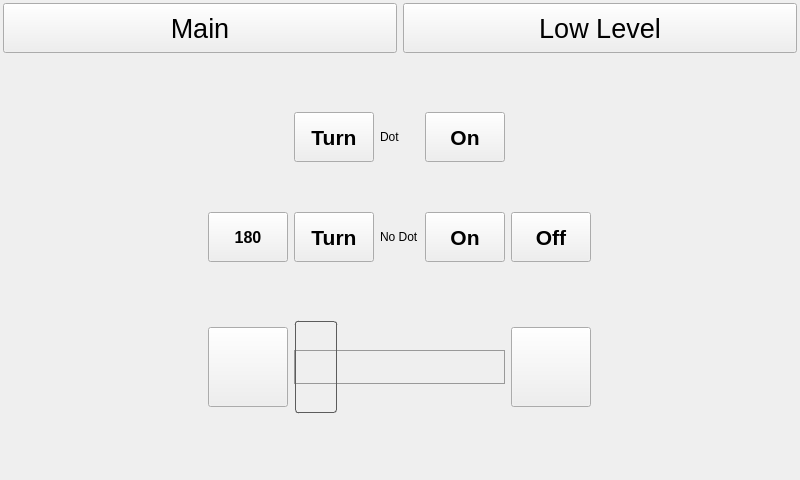
This is src/mainwindow.ui in cilo72/raspi_turntable as Qt 5 draws it before an edit. The edited form follows.
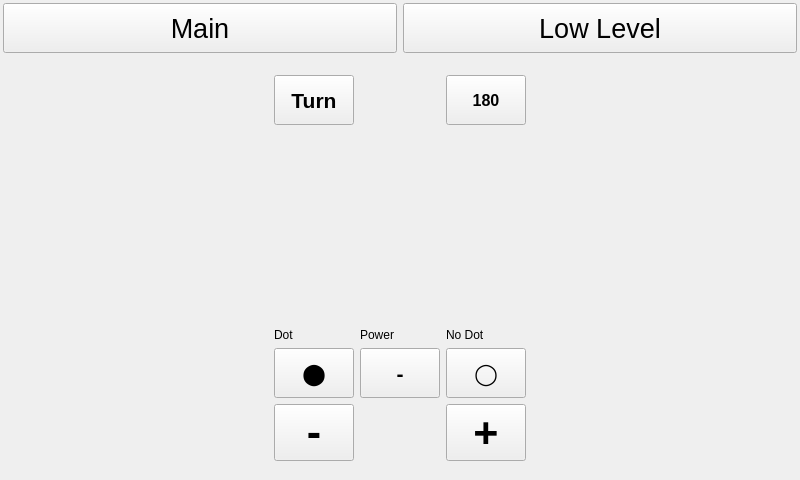
This is the edited form. Icons and pictures are not drawn.

```diff
--- a/src/mainwindow.ui
+++ b/src/mainwindow.ui
@@ -97,7 +97,69 @@
         </item>
         <item>
          <layout class="QGridLayout" name="gridLayout_2">
-          <item row="1" column="3">
+          <property name="leftMargin">
+           <number>7</number>
+          </property>
+          <property name="topMargin">
+           <number>7</number>
+          </property>
+          <property name="rightMargin">
+           <number>7</number>
+          </property>
+          <property name="bottomMargin">
+           <number>7</number>
+          </property>
+          <item row="4" column="4">
+           <widget class="QPushButton" name="pushButtonPlus">
+            <property name="minimumSize">
+             <size>
+              <width>80</width>
+              <height>50</height>
+             </size>
+            </property>
+            <property name="maximumSize">
+             <size>
+              <width>80</width>
+              <height>80</height>
+             </size>
+            </property>
+            <property name="font">
+             <font>
+              <pointsize>32</pointsize>
+              <bold>true</bold>
+             </font>
+            </property>
+            <property name="text">
+             <string>+</string>
+            </property>
+           </widget>
+          </item>
+          <item row="4" column="2">
+           <widget class="QPushButton" name="pushButtonMinus">
+            <property name="minimumSize">
+             <size>
+              <width>80</width>
+              <height>50</height>
+             </size>
+            </property>
+            <property name="maximumSize">
+             <size>
+              <width>80</width>
+              <height>80</height>
+             </size>
+            </property>
+            <property name="font">
+             <font>
+              <pointsize>32</pointsize>
+              <bold>true</bold>
+             </font>
+            </property>
+            <property name="text">
+             <string>-</string>
+            </property>
+           </widget>
+          </item>
+          <item row="3" column="4">
            <widget class="QPushButton" name="pushButton_7">
             <property name="minimumSize">
              <size>
@@ -118,39 +180,11 @@
              </font>
             </property>
             <property name="text">
-             <string>On</string>
+             <string>◯</string>
             </property>
            </widget>
           </item>
-          <item row="1" column="0">
-           <widget class="QPushButton" name="pushButton_8">
-            <property name="minimumSize">
-             <size>
-              <width>80</width>
-              <height>50</height>
-             </size>
-            </property>
-            <property name="maximumSize">
-             <size>
-              <width>80</width>
-              <height>50</height>
-             </size>
-            </property>
-            <property name="font">
-             <font>
-              <pointsize>12</pointsize>
-              <bold>true</bold>
-             </font>
-            </property>
-            <property name="styleSheet">
-             <string notr="true">image: url(:/images/images/refresh.svg);</string>
-            </property>
-            <property name="text">
-             <string>180</string>
-            </property>
-           </widget>
-          </item>
-          <item row="0" column="3">
+          <item row="3" column="2">
            <widget class="QPushButton" name="pushButton_6">
             <property name="maximumSize">
              <size>
@@ -165,61 +199,11 @@
              </font>
             </property>
             <property name="text">
-             <string>On</string>
+             <string>⬤</string>
             </property>
            </widget>
           </item>
-          <item row="0" column="1">
-           <widget class="QPushButton" name="pushButton_4">
-            <property name="minimumSize">
-             <size>
-              <width>80</width>
-              <height>50</height>
-             </size>
-            </property>
-            <property name="maximumSize">
-             <size>
-              <width>80</width>
-              <height>50</height>
-             </size>
-            </property>
-            <property name="font">
-             <font>
-              <pointsize>16</pointsize>
-              <bold>true</bold>
-             </font>
-            </property>
-            <property name="text">
-             <string>Turn</string>
-            </property>
-           </widget>
-          </item>
-          <item row="1" column="1">
-           <widget class="QPushButton" name="pushButton_5">
-            <property name="minimumSize">
-             <size>
-              <width>80</width>
-              <height>50</height>
-             </size>
-            </property>
-            <property name="maximumSize">
-             <size>
-              <width>80</width>
-              <height>50</height>
-             </size>
-            </property>
-            <property name="font">
-             <font>
-              <pointsize>16</pointsize>
-              <bold>true</bold>
-             </font>
-            </property>
-            <property name="text">
-             <string>Turn</string>
-            </property>
-           </widget>
-          </item>
-          <item row="1" column="4">
+          <item row="3" column="3">
            <widget class="QPushButton" name="pushButton_9">
             <property name="minimumSize">
              <size>
@@ -240,11 +224,49 @@
              </font>
             </property>
             <property name="text">
-             <string>Off</string>
+             <string>-</string>
+            </property>
+           </widget>
+          </item>
+          <item row="2" column="4">
+           <widget class="QLabel" name="label_12">
+            <property name="sizePolicy">
+             <sizepolicy hsizetype="Maximum" vsizetype="Preferred">
+              <horstretch>0</horstretch>
+              <verstretch>0</verstretch>
+             </sizepolicy>
+            </property>
+            <property name="text">
+             <string>No Dot</string>
             </property>
            </widget>
           </item>
           <item row="0" column="2">
+           <widget class="QPushButton" name="pushButton_5">
+            <property name="minimumSize">
+             <size>
+              <width>80</width>
+              <height>50</height>
+             </size>
+            </property>
+            <property name="maximumSize">
+             <size>
+              <width>80</width>
+              <height>50</height>
+             </size>
+            </property>
+            <property name="font">
+             <font>
+              <pointsize>16</pointsize>
+              <bold>true</bold>
+             </font>
+            </property>
+            <property name="text">
+             <string>Turn</string>
+            </property>
+           </widget>
+          </item>
+          <item row="2" column="2">
            <widget class="QLabel" name="label_8">
             <property name="sizePolicy">
              <sizepolicy hsizetype="Maximum" vsizetype="Preferred">
@@ -257,106 +279,51 @@
             </property>
            </widget>
           </item>
+          <item row="0" column="4">
+           <widget class="QPushButton" name="pushButton_8">
+            <property name="minimumSize">
+             <size>
+              <width>80</width>
+              <height>50</height>
+             </size>
+            </property>
+            <property name="maximumSize">
+             <size>
+              <width>80</width>
+              <height>50</height>
+             </size>
+            </property>
+            <property name="font">
+             <font>
+              <pointsize>12</pointsize>
+              <bold>true</bold>
+             </font>
+            </property>
+            <property name="styleSheet">
+             <string notr="true">image: url(:/images/images/refresh.svg);</string>
+            </property>
+            <property name="text">
+             <string>180</string>
+            </property>
+           </widget>
+          </item>
           <item row="1" column="2">
-           <widget class="QLabel" name="label_12">
-            <property name="sizePolicy">
-             <sizepolicy hsizetype="Maximum" vsizetype="Preferred">
-              <horstretch>0</horstretch>
-              <verstretch>0</verstretch>
-             </sizepolicy>
-            </property>
-            <property name="text">
-             <string>No Dot</string>
-            </property>
-           </widget>
-          </item>
-          <item row="2" column="0">
-           <widget class="QPushButton" name="pushButtonMinus">
-            <property name="minimumSize">
-             <size>
-              <width>80</width>
-              <height>50</height>
-             </size>
-            </property>
-            <property name="maximumSize">
-             <size>
-              <width>80</width>
-              <height>80</height>
-             </size>
-            </property>
-            <property name="styleSheet">
-             <string notr="true">image: url(:/images/images/minus.svg);</string>
-            </property>
-            <property name="text">
-             <string/>
-            </property>
-           </widget>
-          </item>
-          <item row="2" column="4">
-           <widget class="QPushButton" name="pushButtonPlus">
-            <property name="minimumSize">
-             <size>
-              <width>80</width>
-              <height>50</height>
-             </size>
-            </property>
-            <property name="maximumSize">
-             <size>
-              <width>80</width>
-              <height>80</height>
-             </size>
-            </property>
-            <property name="styleSheet">
-             <string notr="true">image: url(:/images/images/plus.svg);</string>
-            </property>
-            <property name="text">
-             <string/>
-            </property>
-           </widget>
-          </item>
-          <item row="2" column="1" colspan="3">
-           <widget class="QSlider" name="horizontalSliderTargetPosition">
-            <property name="sizePolicy">
-             <sizepolicy hsizetype="Expanding" vsizetype="Preferred">
-              <horstretch>0</horstretch>
-              <verstretch>0</verstretch>
-             </sizepolicy>
-            </property>
-            <property name="minimumSize">
-             <size>
-              <width>0</width>
-              <height>110</height>
-             </size>
-            </property>
-            <property name="styleSheet">
-             <string notr="true">/*
-Source - https://stackoverflow.com/q/47691972
-Posted by Preonix, modified by community. See post 'Timeline' for change history
-Retrieved 2026-07-08, License - CC BY-SA 4.0
-*/
-
-QSlider::groove:horizontal {
-    border: 1px solid #999999;
-    height: 32px; /* the groove expands to the size of the slider by default. by giving it a height, it has a fixed size */
-    background: qlineargradient(x1:0, y1:0, x2:0, y2:1, 
-        stop:0 #B1B1B1, stop:1 #c4c4c4);
-    margin: 2px 0; 
-}
-QSlider::handle:horizontal {
-    background: qlineargradient(x1:0, y1:0, x2:1, y2:1, 
-        stop:0 #b4b4b4, stop:1 #8f8f8f);
-    border: 1px solid #5c5c5c;
-    width: 40px;
-    margin: -30px 0; /* handle is placed by default on the contents rect of the groove. Expand outside the groove */
-    border-radius: 3px;
-}
-</string>
-            </property>
-            <property name="maximum">
-             <number>19</number>
-            </property>
+           <spacer name="verticalSpacer_3">
             <property name="orientation">
-             <enum>Qt::Horizontal</enum>
+             <enum>Qt::Vertical</enum>
+            </property>
+            <property name="sizeHint" stdset="0">
+             <size>
+              <width>20</width>
+              <height>40</height>
+             </size>
+            </property>
+           </spacer>
+          </item>
+          <item row="2" column="3">
+           <widget class="QLabel" name="label">
+            <property name="text">
+             <string>Power</string>
             </property>
            </widget>
           </item>
```
